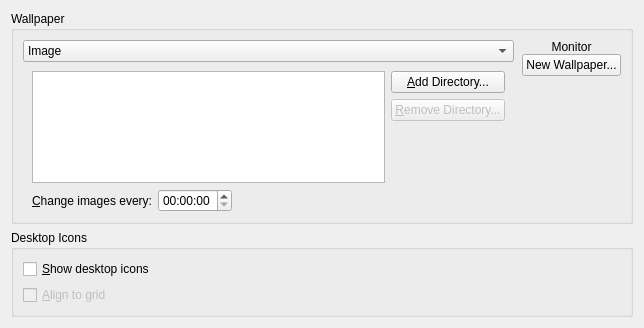
This is plasma/containments/desktop/BackgroundDialog.ui in mgottschlag/kwin-tiling as Qt 5 draws it before an edit. The edited form follows.
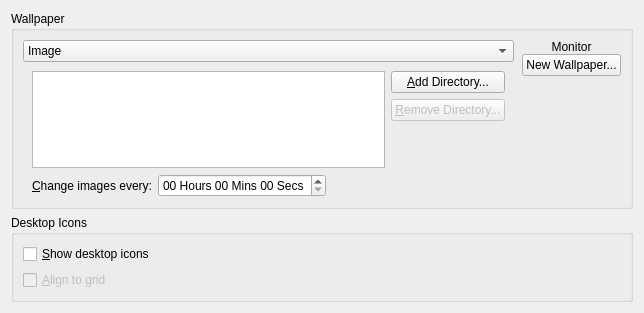
This is the edited form. The open tabs and pages were chosen to show the change. Custom widgets are drawn as their Qt base class.

```diff
--- a/plasma/containments/desktop/BackgroundDialog.ui
+++ b/plasma/containments/desktop/BackgroundDialog.ui
@@ -6,7 +6,7 @@
     <x>0</x>
     <y>0</y>
     <width>644</width>
-    <height>328</height>
+    <height>313</height>
    </rect>
   </property>
   <layout class="QVBoxLayout" >
@@ -360,7 +360,7 @@
                  <enum>QDateTimeEdit::HourSection</enum>
                 </property>
                 <property name="displayFormat" >
-                 <string>hh:mm:ss</string>
+                 <string>hh 'Hours' mm 'Mins' ss 'Secs'</string>
                 </property>
                 <property name="time" >
                  <time>
```
